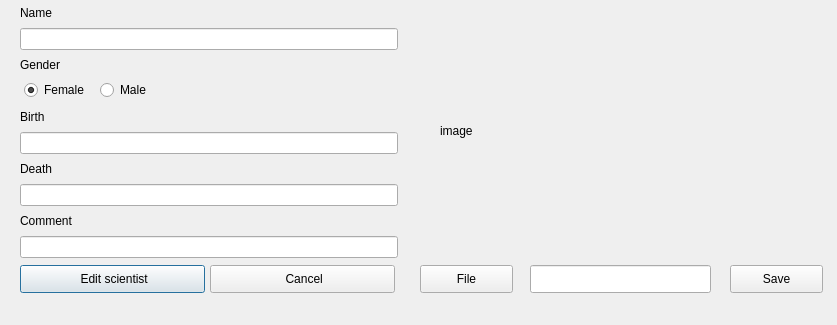
Before: the Qt Designer form editscientistdialog.ui in ManiSigt/Verklegt-nams, drawn with Qt 5.
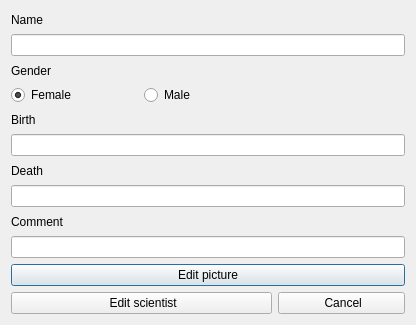
After: the same form once the commit is applied. Icons and pictures are not drawn.

```diff
--- a/editscientistdialog.ui
+++ b/editscientistdialog.ui
@@ -6,104 +6,87 @@
    <rect>
     <x>0</x>
     <y>0</y>
-    <width>837</width>
+    <width>416</width>
     <height>325</height>
    </rect>
   </property>
   <property name="windowTitle">
    <string>Edit scientist</string>
   </property>
-  <widget class="QLineEdit" name="input_scientist_name">
-   <property name="geometry">
-    <rect>
-     <x>20</x>
-     <y>28</y>
-     <width>378</width>
-     <height>22</height>
-    </rect>
-   </property>
-  </widget>
-  <widget class="QLabel" name="label_scientist_birth">
-   <property name="geometry">
-    <rect>
-     <x>20</x>
-     <y>109</y>
-     <width>378</width>
-     <height>16</height>
-    </rect>
-   </property>
+  <layout class="QGridLayout" name="gridLayout">
+   <item row="0" column="0">
+    <widget class="QLabel" name="label_scientist_name">
    <property name="text">
-    <string>Birth</string>
-   </property>
-  </widget>
-  <widget class="QLineEdit" name="input_scientist_birth">
-   <property name="geometry">
-    <rect>
-     <x>20</x>
-     <y>132</y>
-     <width>378</width>
-     <height>22</height>
-    </rect>
-   </property>
-  </widget>
-  <widget class="QLineEdit" name="input_scientist_death">
-   <property name="geometry">
-    <rect>
-     <x>20</x>
-     <y>184</y>
-     <width>378</width>
-     <height>22</height>
-    </rect>
-   </property>
-  </widget>
+      <string>Name</string>
+     </property>
+    </widget>
+   </item>
+   <item row="1" column="0" colspan="3">
+    <widget class="QLineEdit" name="input_scientist_name"/>
+   </item>
+   <item row="2" column="0">
   <widget class="QLabel" name="label_scientist_gender">
-   <property name="geometry">
-    <rect>
-     <x>20</x>
-     <y>57</y>
-     <width>378</width>
-     <height>16</height>
-    </rect>
-   </property>
    <property name="text">
     <string>Gender</string>
    </property>
   </widget>
+   </item>
+   <item row="3" column="0">
+    <widget class="QRadioButton" name="edit_scientist_radio_button_female">
+     <property name="text">
+      <string>Female</string>
+     </property>
+     <property name="checked">
+      <bool>true</bool>
+     </property>
+    </widget>
+   </item>
+   <item row="3" column="1">
+    <widget class="QRadioButton" name="edit_scientist_radio_button_male">
+     <property name="text">
+      <string>Male</string>
+     </property>
+    </widget>
+   </item>
+   <item row="4" column="0">
+    <widget class="QLabel" name="label_scientist_birth">
+     <property name="text">
+      <string>Birth</string>
+     </property>
+    </widget>
+   </item>
+   <item row="5" column="0" colspan="3">
+    <widget class="QLineEdit" name="input_scientist_birth"/>
+   </item>
+   <item row="6" column="0">
+    <widget class="QLabel" name="label_scientist_death">
+     <property name="text">
+      <string>Death</string>
+     </property>
+    </widget>
+   </item>
+   <item row="7" column="0" colspan="3">
+    <widget class="QLineEdit" name="input_scientist_death"/>
+   </item>
+   <item row="8" column="0">
   <widget class="QLabel" name="label_scientist_comment">
-   <property name="geometry">
-    <rect>
-     <x>20</x>
-     <y>213</y>
-     <width>378</width>
-     <height>16</height>
-    </rect>
-   </property>
    <property name="text">
     <string>Comment</string>
    </property>
   </widget>
-  <widget class="QLabel" name="label_scientist_name">
-   <property name="geometry">
-    <rect>
-     <x>20</x>
-     <y>5</y>
-     <width>378</width>
-     <height>16</height>
-    </rect>
-   </property>
+   </item>
+   <item row="9" column="0" colspan="3">
+    <widget class="QLineEdit" name="input_scientist_comment"/>
+   </item>
+   <item row="10" column="0" colspan="3">
+    <widget class="QPushButton" name="button_edit_picture">
    <property name="text">
-    <string>Name</string>
-   </property>
-  </widget>
+      <string>Edit picture</string>
+     </property>
+    </widget>
+   </item>
+   <item row="11" column="0" colspan="2">
   <widget class="QPushButton" name="button_scientist_edit">
-   <property name="geometry">
-    <rect>
-     <x>20</x>
-     <y>265</y>
-     <width>185</width>
-     <height>28</height>
-    </rect>
-   </property>
    <property name="text">
     <string> Edit scientist</string>
    </property>
@@ -112,38 +95,9 @@
      <normaloff>:/icons/icons/edit2.png</normaloff>:/icons/icons/edit2.png</iconset>
    </property>
   </widget>
-  <widget class="QLineEdit" name="input_scientist_comment">
-   <property name="geometry">
-    <rect>
-     <x>20</x>
-     <y>236</y>
-     <width>378</width>
-     <height>22</height>
-    </rect>
-   </property>
-  </widget>
-  <widget class="QLabel" name="label_scientist_death">
-   <property name="geometry">
-    <rect>
-     <x>20</x>
-     <y>161</y>
-     <width>378</width>
-     <height>16</height>
-    </rect>
-   </property>
-   <property name="text">
-    <string>Death</string>
-   </property>
-  </widget>
+   </item>
+   <item row="11" column="2">
   <widget class="QPushButton" name="button_scientist_edit_cancel">
-   <property name="geometry">
-    <rect>
-     <x>210</x>
-     <y>265</y>
-     <width>185</width>
-     <height>28</height>
-    </rect>
-   </property>
    <property name="text">
     <string> Cancel</string>
    </property>
@@ -152,90 +106,8 @@
      <normaloff>:/icons/icons/cancel.png</normaloff>:/icons/icons/cancel.png</iconset>
    </property>
   </widget>
-  <widget class="QRadioButton" name="edit_scientist_radio_button_male">
-   <property name="geometry">
-    <rect>
-     <x>100</x>
-     <y>80</y>
-     <width>81</width>
-     <height>20</height>
-    </rect>
-   </property>
-   <property name="text">
-    <string>Male</string>
-   </property>
-  </widget>
-  <widget class="QRadioButton" name="edit_scientist_radio_button_female">
-   <property name="geometry">
-    <rect>
-     <x>24</x>
-     <y>80</y>
-     <width>69</width>
-     <height>20</height>
-    </rect>
-   </property>
-   <property name="text">
-    <string>Female</string>
-   </property>
-   <property name="checked">
-    <bool>true</bool>
-   </property>
-  </widget>
-  <widget class="QPushButton" name="button_file_open">
-   <property name="geometry">
-    <rect>
-     <x>420</x>
-     <y>265</y>
-     <width>93</width>
-     <height>28</height>
-    </rect>
-   </property>
-   <property name="text">
-    <string>File</string>
-   </property>
-  </widget>
-  <widget class="QLineEdit" name="input_imagename">
-   <property name="geometry">
-    <rect>
-     <x>530</x>
-     <y>265</y>
-     <width>181</width>
-     <height>28</height>
-    </rect>
-   </property>
-   <property name="readOnly">
-    <bool>true</bool>
-   </property>
-  </widget>
-  <widget class="QLabel" name="label_image">
-   <property name="geometry">
-    <rect>
-     <x>440</x>
-     <y>20</y>
-     <width>351</width>
-     <height>221</height>
-    </rect>
-   </property>
-   <property name="text">
-    <string>image</string>
-   </property>
-   <property name="scaledContents">
-    <bool>false</bool>
-   </property>
-  </widget>
-  <widget class="QPushButton" name="button_file_save">
-   <property name="geometry">
-    <rect>
-     <x>730</x>
-     <y>265</y>
-     <width>93</width>
-     <height>28</height>
-    </rect>
-   </property>
-   <property name="text">
-    <string>Save</string>
-   </property>
-  </widget>
+   </item>
+  </layout>
  </widget>
  <resources>
   <include location="myresourcefile.qrc"/>
```
Lines whose indentation alone changed are shown as unchanged.
